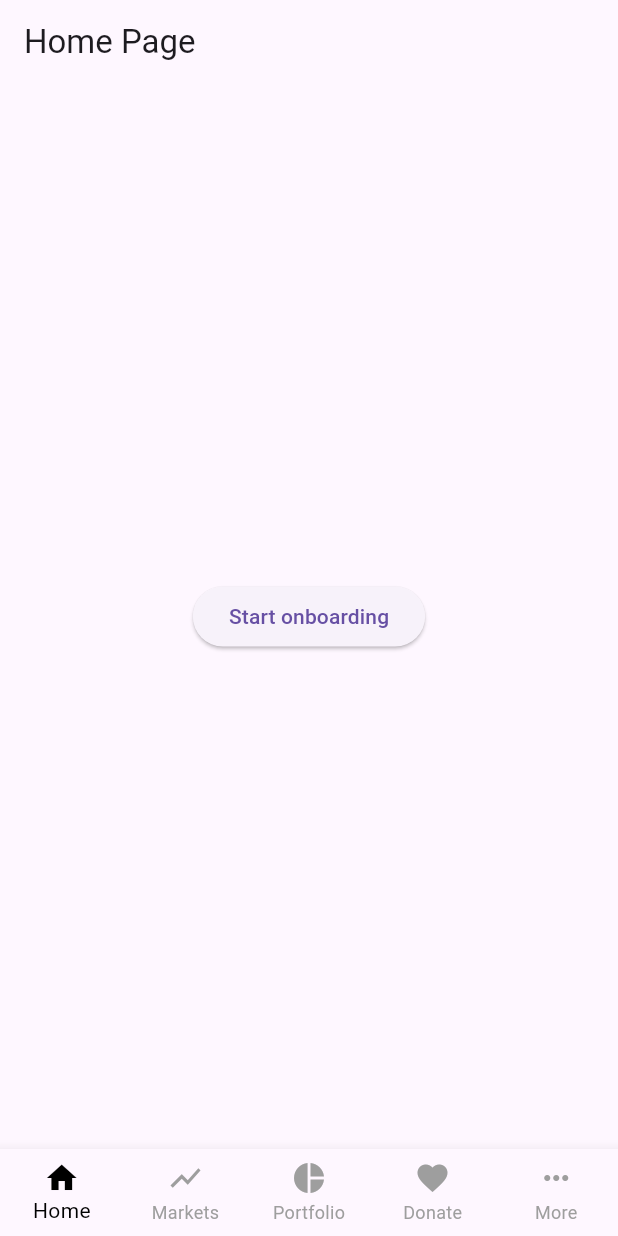
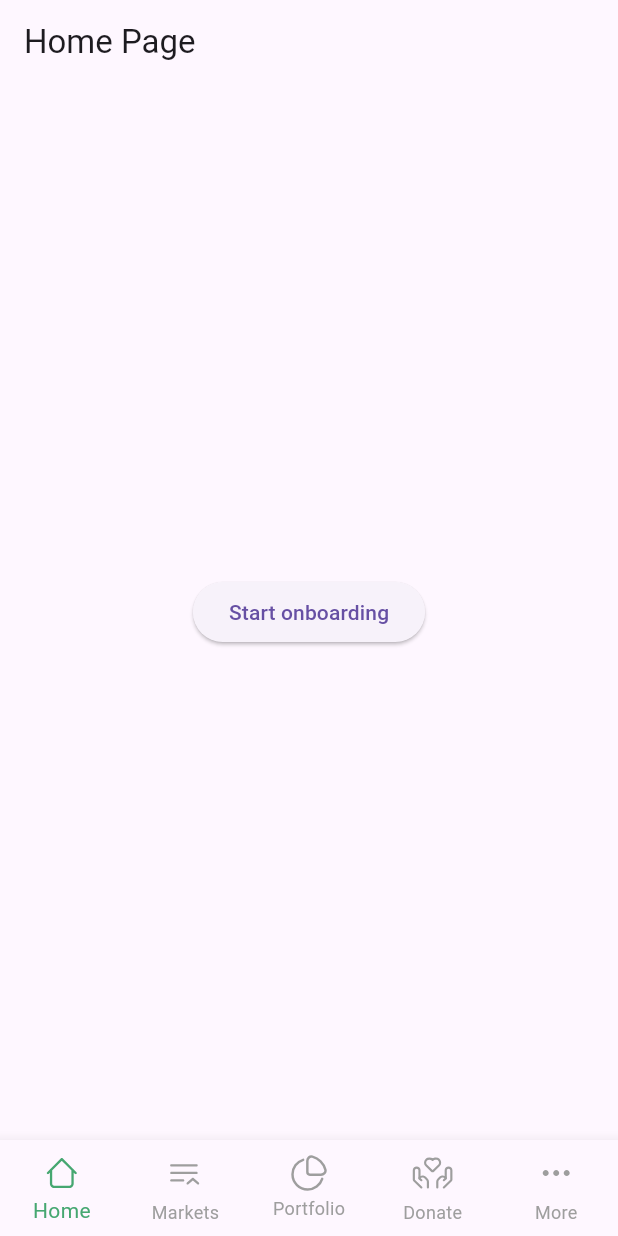
Before and after one commit to argyrogounari/GRO-Ivestments, a Flutter app: the screen it shows after launch, on a phone screen of 412 x 824 dp. Run offline on Flutter 3.47's test engine with Material 3 defaults, Android fonts, the phone set to English and light mode, and no system bars; our stand-ins replace flutter_svg, reorderables.

Commit message:
add bottomsheet icons and fonts

```diff
--- a/lib/main.dart
+++ b/lib/main.dart
@@ -1,4 +1,5 @@
 import 'package:flutter/material.dart';
+import 'package:flutter_svg/svg.dart';
 import 'package:hackaithon/1home/home.dart';
 import 'package:hackaithon/2markets/markets.dart';
 import 'package:hackaithon/3portfolio/portfolio.dart';
@@ -14,9 +15,6 @@ class MyApp extends StatelessWidget {
   Widget build(BuildContext context) {
     return MaterialApp(
       title: 'Bottom Navigation Demo',
-      theme: ThemeData(
-        primarySwatch: Colors.blue,
-      ),
       home: BottomNavigationBarApp(),
     );
   }
@@ -53,30 +51,55 @@ class _BottomNavigationBarAppState extends State<BottomNavigationBarApp> {
       ),
       bottomNavigationBar: BottomNavigationBar(
         type: BottomNavigationBarType.fixed,
-        items: const <BottomNavigationBarItem>[
+        items: <BottomNavigationBarItem>[
           BottomNavigationBarItem(
-            icon: Icon(Icons.home),
+            icon: SvgPicture.asset(
+              'assets/icons/home.svg',
+              color: _selectedIndex == 0 ? Color(0xFF46A771) : Colors.grey,
+              width: 30,
+              height: 30,
+            ),
             label: 'Home',
           ),
           BottomNavigationBarItem(
-            icon: Icon(Icons.show_chart),
+            icon: SvgPicture.asset(
+              'assets/icons/markets.svg',
+              color: _selectedIndex == 1 ? Color(0xFF46A771) : Colors.grey,
+              width: 30,
+              height: 30,
+            ),
             label: 'Markets',
           ),
           BottomNavigationBarItem(
-            icon: Icon(Icons.pie_chart),
+            icon: SvgPicture.asset(
+              'assets/icons/portfolio.svg',
+              color: _selectedIndex == 2 ? Color(0xFF46A771) : Colors.grey,
+              width: 24,
+              height: 24,
+            ),
             label: 'Portfolio',
           ),
           BottomNavigationBarItem(
-            icon: Icon(Icons.favorite),
+            icon: SvgPicture.asset(
+              'assets/icons/donate.svg',
+              color: _selectedIndex == 3 ? Color(0xFF46A771) : Colors.grey,
+              width: 30,
+              height: 30,
+            ),
             label: 'Donate',
           ),
           BottomNavigationBarItem(
-            icon: Icon(Icons.more_horiz),
+            icon: SvgPicture.asset(
+              'assets/icons/more.svg',
+              color: _selectedIndex == 4 ? Color(0xFF46A771) : Colors.grey,
+              width: 30,
+              height: 30,
+            ),
             label: 'More',
           ),
         ],
         currentIndex: _selectedIndex,
-        selectedItemColor: Colors.black,
+        selectedItemColor: Color(0xFF46A771),
         unselectedItemColor: Colors.grey,
         onTap: _onItemTapped,
       ),
```
Also changed, not shown: pubspec.yaml (+15 -1 lines), assets/fonts/SF-Pro-Text-Bold.otf (added), assets/fonts/SF-Pro-Text-Medium.otf (added), assets/fonts/SF-Pro-Text-Semibold.otf (added), assets/icons/donate.svg (added), assets/icons/home.svg (added), assets/icons/markets.svg (added), assets/icons/more.svg (added), assets/icons/portfolio.svg (added), pubspec.lock, 10 other files.
